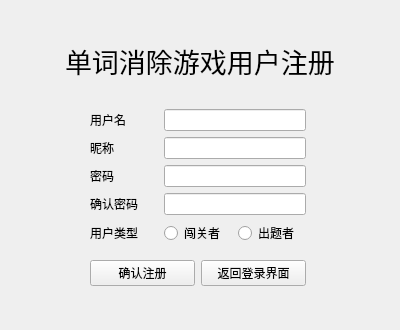
The window that register.ui (yts1999/word-elimination) describes before a commit, drawn with Qt 5.
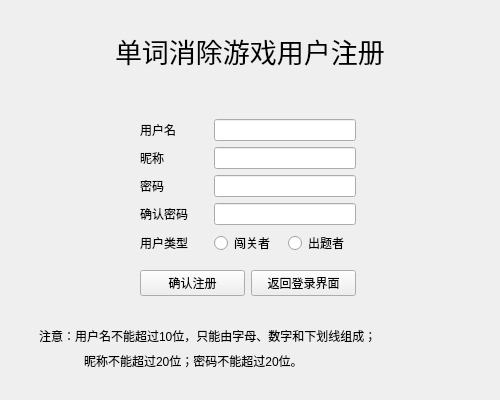
The same window after the commit.

Commit message: modify login register

The edit to the form file:
```diff
--- a/register.ui
+++ b/register.ui
@@ -6,8 +6,8 @@
    <rect>
     <x>0</x>
     <y>0</y>
-    <width>400</width>
-    <height>330</height>
+    <width>500</width>
+    <height>400</height>
    </rect>
   </property>
   <property name="windowTitle">
@@ -16,10 +16,10 @@
   <widget class="QWidget" name="layoutWidget">
    <property name="geometry">
     <rect>
-     <x>90</x>
-     <y>100</y>
+     <x>140</x>
+     <y>110</y>
      <width>216</width>
-     <height>196</height>
+     <height>197</height>
     </rect>
    </property>
    <layout class="QGridLayout" name="gridLayout_register">
@@ -129,8 +129,8 @@
   <widget class="QLabel" name="label_title">
    <property name="geometry">
     <rect>
-     <x>65</x>
-     <y>40</y>
+     <x>115</x>
+     <y>30</y>
      <width>270</width>
      <height>41</height>
     </rect>
@@ -154,6 +154,32 @@
     <enum>Qt::AutoText</enum>
    </property>
   </widget>
+  <widget class="QLabel" name="hint">
+   <property name="geometry">
+    <rect>
+     <x>39</x>
+     <y>325</y>
+     <width>422</width>
+     <height>21</height>
+    </rect>
+   </property>
+   <property name="text">
+    <string>注意：用户名不能超过10位，只能由字母、数字和下划线组成；</string>
+   </property>
+  </widget>
+  <widget class="QLabel" name="hint_2">
+   <property name="geometry">
+    <rect>
+     <x>84</x>
+     <y>350</y>
+     <width>281</width>
+     <height>21</height>
+    </rect>
+   </property>
+   <property name="text">
+    <string>昵称不能超过20位；密码不能超过20位。</string>
+   </property>
+  </widget>
  </widget>
  <resources/>
  <connections/>
```
Left out of the diff: 9 changed lines with no effect on the pictures. The commit also changes 10 other files.
